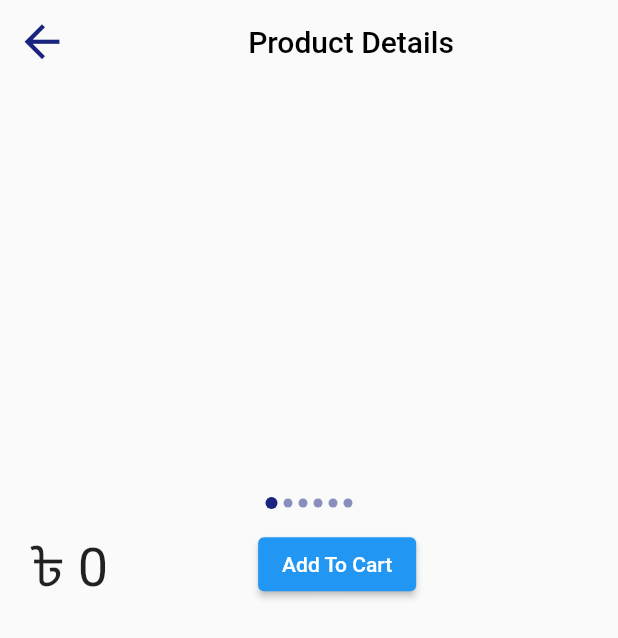
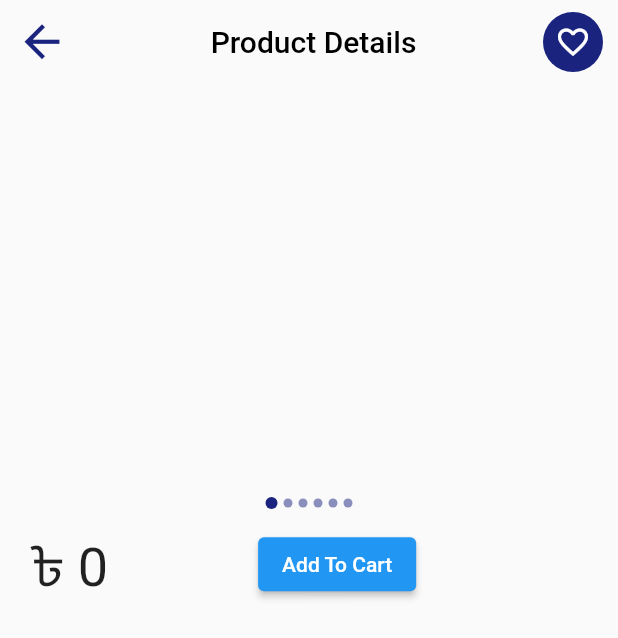
Before and after one commit to nknaeem20/ecommerceproject, a Flutter app: the ProductDetails screen opened directly with empty values, on a phone screen of 412 x 824 dp. Shown: the top 638 px of the screen. Run offline on Flutter 3.47's test engine with Material 2 defaults, Android fonts, the light colour scheme and no system bars; drawn by our look-alikes of carousel_slider, dots_indicator; our stand-ins replace cloud_firestore, curved_navigation_bar, firebase_auth, firebase_core, flutter_screenutil, fluttertoast; accounts and stored records are empty.

Commit message:
add to favorite view

```diff
--- a/lib/ui/curve_navbar.dart
+++ b/lib/ui/curve_navbar.dart
@@ -32,7 +32,8 @@ class _CurveHomeWidgetState extends State<CurveHomeWidget> {
           title: Center(child: Text("E-Commerce")),
         ),
         bottomNavigationBar: CurvedNavigationBar(
-          backgroundColor: appcolor.mycolor,
+          backgroundColor: Colors.white,
+          buttonBackgroundColor: appcolor.mycolor.withOpacity(0.5),
         items: [
           Container(
           child: Column(
--- a/lib/ui/loginscreen.dart
+++ b/lib/ui/loginscreen.dart
@@ -29,7 +29,7 @@ class _LoginscreenState extends State<Loginscreen> {
   print(authCredential!.uid);
   if (authCredential.uid.isNotEmpty){
     Navigator.push(context,
-    MaterialPageRoute(builder: (_)=>Homewidget()));
+    MaterialPageRoute(builder: (_)=>CurveHomeWidget()));
   }
   else {Fluttertoast.showToast(msg: "Something went wrong!");}
 } on FirebaseAuthException catch (e) {
--- a/lib/ui/product_details.dart
+++ b/lib/ui/product_details.dart
@@ -36,21 +36,21 @@ class _ProductDetailsState extends State<ProductDetails> {
     }).then((value) => print("Add to cart"));
   }
 
-  // Future addTofavourite() async {
-  //   final FirebaseAuth _auth = FirebaseAuth.instance;
-  //   var currentUser = _auth.currentUser;
-  //   CollectionReference _collectionRef =
-  //       FirebaseFirestore.instance.collection("users-favourite-items");
-  //   return _collectionRef
-  //       .doc(currentUser!.email)
-  //       .collection("items")
-  //       .doc()
-  //       .set({
-  //     "name": widget._product["product-name"],
-  //     "price": widget._product["product-price"],
-  //     "image": widget._product["product-img"],
-  //   }).then((value) => print("Add to favourite"));
-  // }
+  Future addTofavourite() async {
+    final FirebaseAuth _auth = FirebaseAuth.instance;
+    var currentUser = _auth.currentUser;
+    CollectionReference _collectionRef =
+        FirebaseFirestore.instance.collection("users_favorite_items");
+    return _collectionRef
+        .doc(currentUser!.email)
+        .collection("items")
+        .doc()
+        .set({
+      "name": widget._product["product_name"],
+      "price": widget._product["product_price"],
+      "image": widget._product["pimg"],
+    }).then((value) => print("Add to Favorite"));
+  }
 
   Widget build(BuildContext context) {
     return Scaffold(
@@ -72,40 +72,40 @@ class _ProductDetailsState extends State<ProductDetails> {
             size: 35,
           ),
         ),
-        // actions: [
-        //   StreamBuilder(
-        //     stream: FirebaseFirestore.instance
-        //         .collection("users-favourite-items")
-        //         .doc(FirebaseAuth.instance.currentUser!.email)
-        //         .collection("items")
-        //         .where("name", isEqualTo: widget._product['product-name'])
-        //         .snapshots(),
-        //     builder: (BuildContext context, AsyncSnapshot snapshot) {
-        //       if (snapshot.data == null) {
-        //         return Text("");
-        //       }
-        //       return Padding(
-        //         padding: const EdgeInsets.only(right: 10),
-        //         child: CircleAvatar(
-        //           backgroundColor: Colors.red,
-        //           child: IconButton(
-        //               onPressed: () => snapshot.data.docs.length == 0
-        //                   ? addTofavourite()
-        //                   : Fluttertoast.showToast(msg: "Already Added"),
-        //               icon: snapshot.data.docs.length == 0
-        //                   ? Icon(
-        //                       Icons.favorite_outline,
-        //                       color: Colors.white,
-        //                     )
-        //                   : Icon(
-        //                       Icons.done,
-        //                       color: Colors.white,
-        //                     )),
-        //         ),
-        //       );
-        //     },
-        //   ),
-        // ],
+        actions: [
+          StreamBuilder(
+            stream: FirebaseFirestore.instance
+                .collection("users_favorite_items")
+                .doc(FirebaseAuth.instance.currentUser!.email)
+                .collection("items")
+                .where("name", isEqualTo: widget._product['product_name'])
+                .snapshots(),
+            builder: (BuildContext context, AsyncSnapshot snapshot) {
+              if (snapshot.data == null) {
+                return Text("");
+              }
+              return Padding(
+                padding: const EdgeInsets.only(right: 10),
+                child: CircleAvatar(
+                  backgroundColor: appcolor.mycolor,
+                  child: IconButton(
+                      onPressed: () => snapshot.data.docs.length == 0
+                          ? addTofavourite()
+                          : Fluttertoast.showToast(msg: "Already Added"),
+                      icon: snapshot.data.docs.length == 0
+                          ? Icon(
+                              Icons.favorite_outline,
+                              color: Colors.white,
+                            )
+                          : Icon(
+                              Icons.done,
+                              color: Colors.white,
+                            )),
+                ),
+              );
+            },
+          ),
+        ],
       ),
       body: Padding(
         padding: const EdgeInsets.only(left: 20, right: 20, top: 15),
@@ -170,7 +170,9 @@ class _ProductDetailsState extends State<ProductDetails> {
                     width: 100,
                   ),
                   ElevatedButton(
+
                       onPressed: () => addToCart(), child: Text("Add To Cart"),
+
                       ),
                 ],
               ),
```
Also changed, not shown: lib/navigator/favorite.dart (+47 -3 lines).
